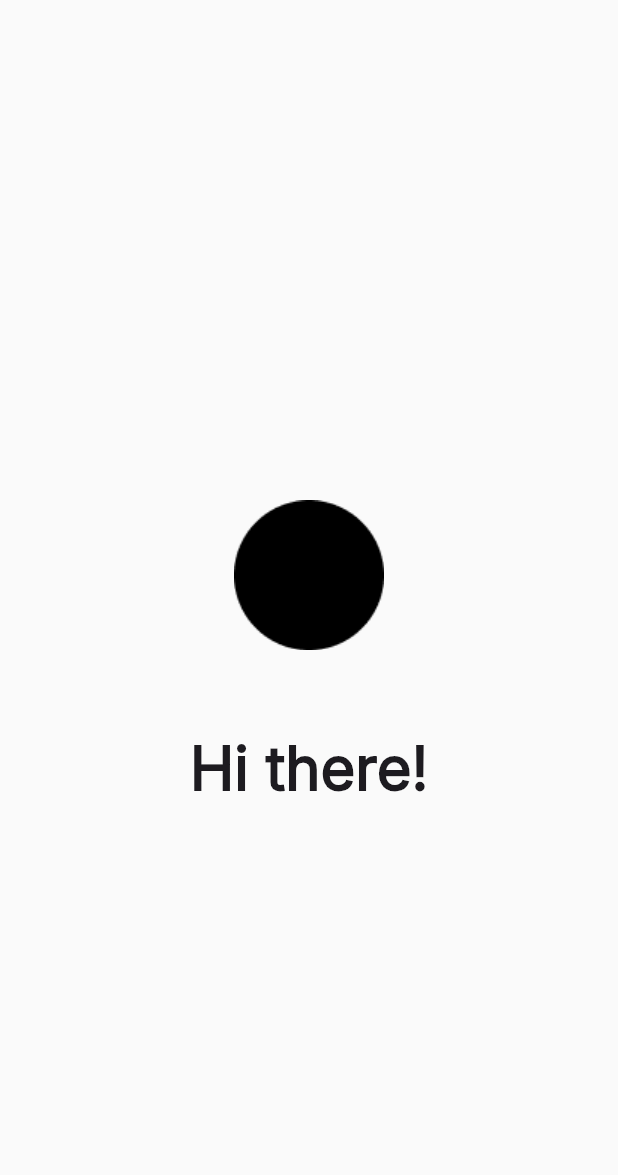
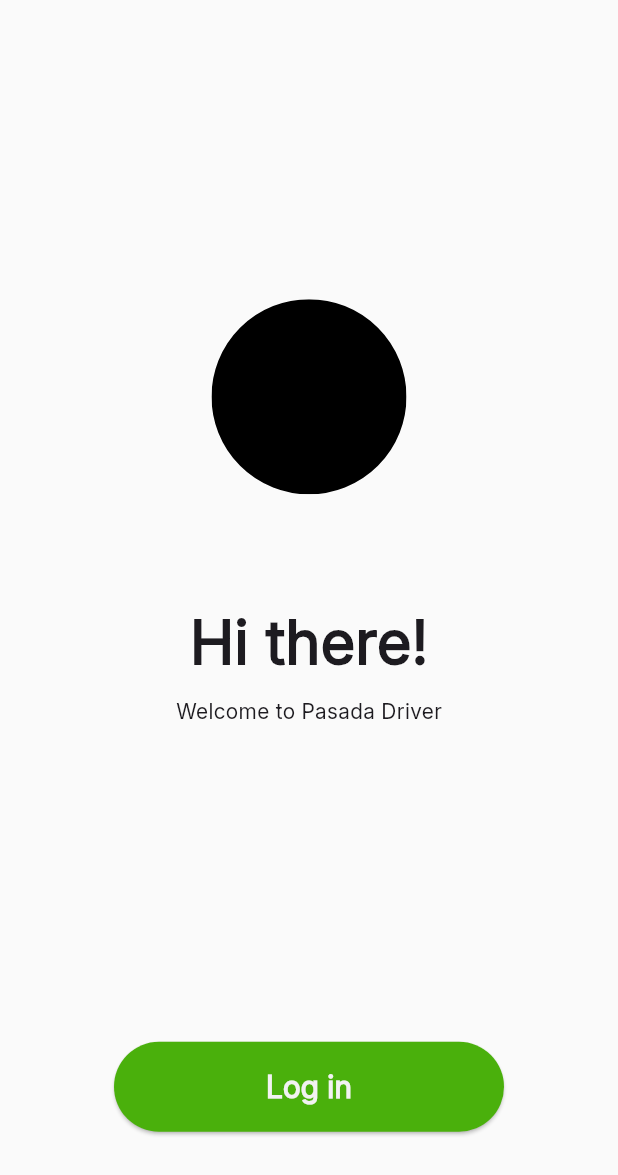
Before and after one commit to heimin22/pasada_driver_side, a Flutter app: the screen it shows after launch, on a phone screen of 412 x 824 dp. Shown: the top 1175 px of the screen. Run offline on Flutter 3.47's test engine with Material 3 defaults, Android fonts, the phone set to English and light mode, and no system bars; our stand-ins replace flutter_svg.

Commit message:
fixes the containers and added a log in button

```diff
--- a/lib/main.dart
+++ b/lib/main.dart
@@ -1,4 +1,5 @@
 import 'package:flutter/material.dart';
+import 'package:flutter_svg/flutter_svg.dart';
 
 void main() => runApp(const MyApp());
 
@@ -38,18 +39,50 @@ class _MyHomePageState extends State<MyHomePage> {
         child: Column(
           mainAxisAlignment: MainAxisAlignment.center,
           children: [
-            Image.asset(
-              'assets/svg/Ellipse.png',
-              width: 200,
-              height: 200,
-
+            Container(
+              margin: const EdgeInsets.only(top: 130),
+              child: SvgPicture.asset('assets/svg/Ellipse.svg'),
+              width: 130,
+              height: 130,
             ),
-            const Text(
-              'Hi there!',
-              style: TextStyle(
-                fontSize: 40,
-                fontFamily: 'Inter',
-                fontWeight: FontWeight.w700,
+            Container(
+              margin: const EdgeInsets.only(top: 70),
+              child: const Text(
+                'Hi there!',
+                style: TextStyle(
+                  fontSize: 40,
+                  fontFamily: 'Inter',
+                  fontWeight: FontWeight.w700,
+                ),
+              ),
+            ),
+            const SizedBox(height: 8),
+            const Padding(
+              padding: EdgeInsets.only(bottom: 30),
+              child: Text(
+                'Welcome to Pasada Driver',
+                style: TextStyle(
+                  fontFamily: 'Inter',
+                ),
+              ),
+            ),
+            Container(
+              margin: const EdgeInsets.only(top: 180),
+              child: ElevatedButton(
+                onPressed: () {},
+                style: ElevatedButton.styleFrom(
+                  backgroundColor: Color(0xFF4AB00C),
+                  minimumSize: Size(260, 60),
+                ),
+                child: const Text(
+                  'Log in',
+                  style: TextStyle(
+                    color: Color(0xFFF2F2F2),
+                    fontWeight: FontWeight.w600,
+                    fontSize: 20,
+                    fontFamily: 'Inter',
+                  ),
+                ),
               ),
             ),
           ],
--- a/pubspec.yaml
+++ b/pubspec.yaml
@@ -61,7 +61,7 @@ flutter:
   uses-material-design: true
 
   assets:
-    - assets/svg/Ellipse.png
+    - assets/svg/Ellipse.svg
 
   # To add assets to your application, add an assets section, like this:
   # assets:
```
Also changed, not shown: assets/svg/Ellipse.png (deleted), assets/svg/Ellipse.svg (added).
